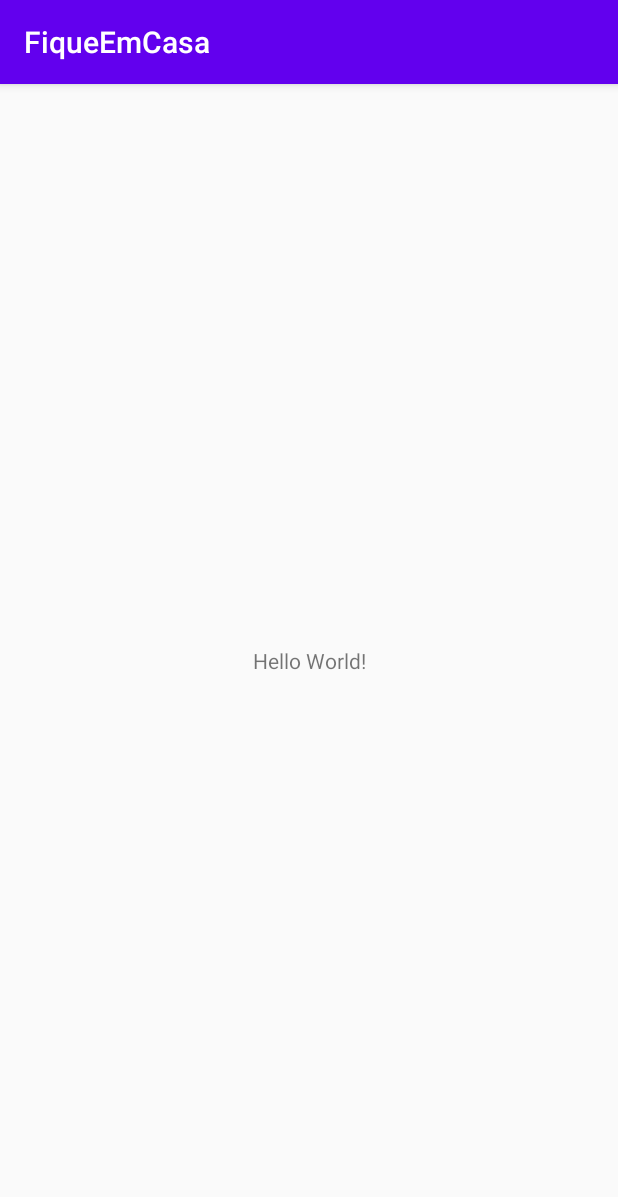
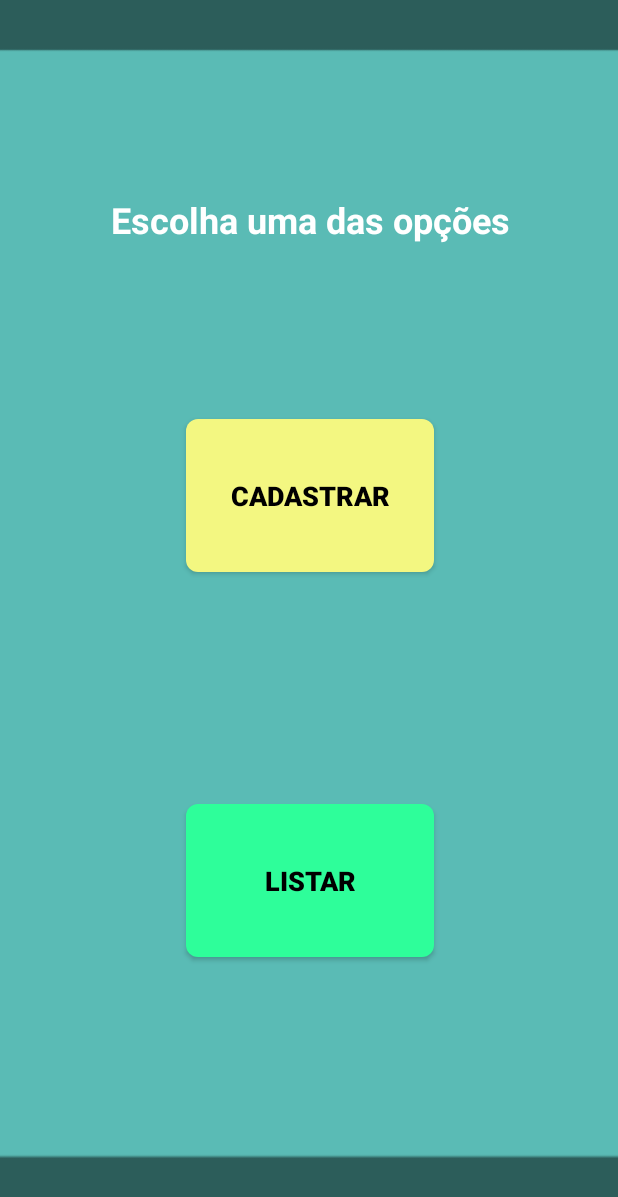
Before and after one commit to henNet/FiqueEmCasa, an Android app: the screen it shows after launch (MainActivity), on a phone screen of 412 x 824 dp. Shown: the top 1197 px of the screen. Run offline under Robolectric (Android 15) with nearby library versions, the phone set to English and light mode, and no system bars.

Commit message:
Primeira Tela criada

```diff
--- a/app/build.gradle
+++ b/app/build.gradle
@@ -1,4 +1,5 @@
 apply plugin: 'com.android.application'
+apply plugin: 'com.google.gms.google-services'
 
 android {
     compileSdkVersion 29
@@ -28,6 +29,7 @@ dependencies {
 
     implementation 'androidx.appcompat:appcompat:1.1.0'
     implementation 'androidx.constraintlayout:constraintlayout:1.1.3'
+    implementation 'com.google.firebase:firebase-database:16.0.4'
     testImplementation 'junit:junit:4.12'
     androidTestImplementation 'androidx.test.ext:junit:1.1.1'
     androidTestImplementation 'androidx.test.espresso:espresso-core:3.2.0'
--- a/app/src/main/AndroidManifest.xml
+++ b/app/src/main/AndroidManifest.xml
@@ -8,7 +8,7 @@
         android:label="@string/app_name"
         android:roundIcon="@mipmap/ic_launcher_round"
         android:supportsRtl="true"
-        android:theme="@style/AppTheme">
+        android:theme="@style/Theme.AppCompat.NoActionBar">
         <activity android:name=".MainActivity">
             <intent-filter>
                 <action android:name="android.intent.action.MAIN" />
--- /dev/null
+++ b/app/src/main/res/drawable/btn_rounded.xml
@@ -0,0 +1,5 @@
+<?xml version="1.0" encoding="utf-8"?>
+<shape xmlns:android="http://schemas.android.com/apk/res/android" android:shape="rectangle">
+    <solid android:color="#F3F781"/>
+    <corners android:radius="8dp"/>
+</shape>
--- /dev/null
+++ b/app/src/main/res/drawable/btn_rounded_2.xml
@@ -0,0 +1,5 @@
+<?xml version="1.0" encoding="utf-8"?>
+<shape xmlns:android="http://schemas.android.com/apk/res/android" android:shape="rectangle">
+    <solid android:color="#2EFE9A"/>
+    <corners android:radius="8dp"/>
+</shape>
--- a/app/src/main/res/layout/activity_main.xml
+++ b/app/src/main/res/layout/activity_main.xml
@@ -4,15 +4,53 @@
     xmlns:tools="http://schemas.android.com/tools"
     android:layout_width="match_parent"
     android:layout_height="match_parent"
+    android:background="@drawable/rect993"
     tools:context=".MainActivity">
+
+    <Button
+        android:id="@+id/button"
+        android:layout_width="165dp"
+        android:layout_height="102dp"
+        android:background="@drawable/btn_rounded"
+        android:text="Cadastrar"
+        android:textColor="#000000"
+        android:textSize="18sp"
+        android:textStyle="bold"
+        app:layout_constraintBottom_toBottomOf="parent"
+        app:layout_constraintEnd_toEndOf="parent"
+        app:layout_constraintHorizontal_bias="0.503"
+        app:layout_constraintStart_toStartOf="parent"
+        app:layout_constraintTop_toTopOf="parent"
+        app:layout_constraintVertical_bias="0.387" />
+
+    <Button
+        android:id="@+id/button2"
+        android:layout_width="165dp"
+        android:layout_height="102dp"
+        android:background="@drawable/btn_rounded_2"
+        android:text="LISTAR"
+        android:textColor="#000000"
+        android:textSize="18sp"
+        android:textStyle="bold"
+        app:layout_constraintBottom_toBottomOf="parent"
+        app:layout_constraintEnd_toEndOf="parent"
+        app:layout_constraintHorizontal_bias="0.503"
+        app:layout_constraintStart_toStartOf="parent"
+        app:layout_constraintTop_toTopOf="parent"
+        app:layout_constraintVertical_bias="0.742" />
 
     <TextView
         android:layout_width="wrap_content"
         android:layout_height="wrap_content"
-        android:text="Hello World!"
+        android:text="Escolha uma das opções"
+        android:textColor="#FFFFFF"
+        android:textSize="24sp"
+        android:textStyle="bold"
         app:layout_constraintBottom_toBottomOf="parent"
+        app:layout_constraintHorizontal_bias="0.508"
         app:layout_constraintLeft_toLeftOf="parent"
         app:layout_constraintRight_toRightOf="parent"
-        app:layout_constraintTop_toTopOf="parent" />
+        app:layout_constraintTop_toTopOf="parent"
+        app:layout_constraintVertical_bias="0.164" />
 
 </androidx.constraintlayout.widget.ConstraintLayout>
--- a/build.gradle
+++ b/build.gradle
@@ -9,6 +9,7 @@ buildscript {
     }
     dependencies {
         classpath 'com.android.tools.build:gradle:3.6.2'
+        classpath 'com.google.gms:google-services:4.2.0'
 
 
         // NOTE: Do not place your application dependencies here; they belong
```
Also changed, not shown: app/src/main/res/drawable/rect993.png (added).
